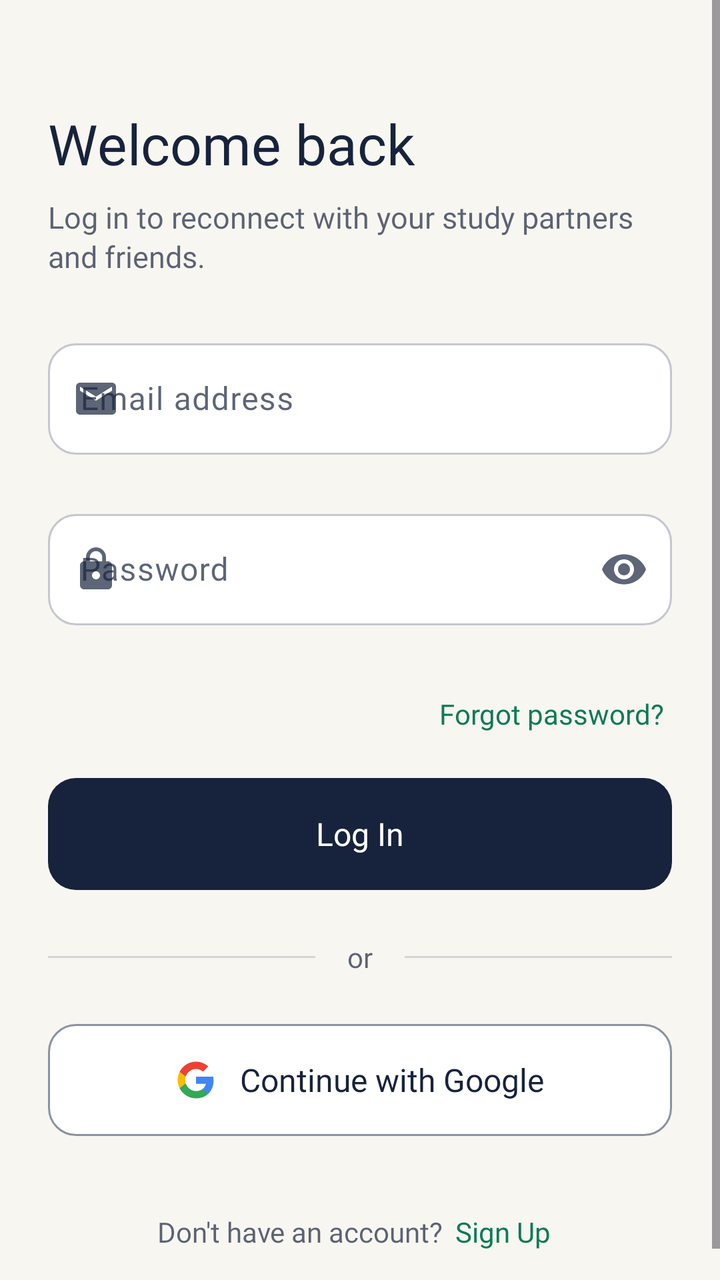
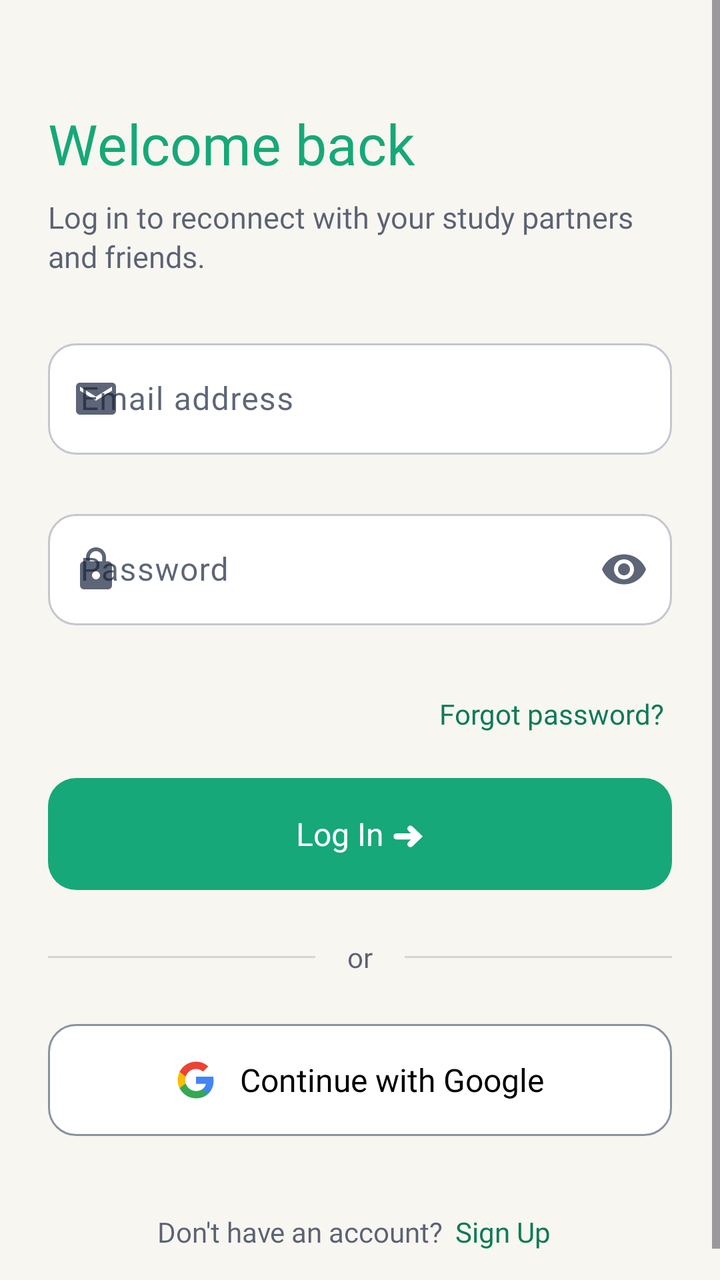

Two renders of the same Android screen: before a commit and after it. Below are the layout's source before the change and the commit's diff.
<!-- AndroidManifest.xml: application theme Theme.Nestrivoapp -->
<!-- res/layout/fragment_login.xml -->
<?xml version="1.0" encoding="utf-8"?>
<ScrollView xmlns:android="http://schemas.android.com/apk/res/android"
    xmlns:app="http://schemas.android.com/apk/res-auto"
    xmlns:tools="http://schemas.android.com/tools"
    android:id="@+id/loginRoot"
    android:layout_width="match_parent"
    android:layout_height="match_parent"
    android:background="@color/nestrivo_background"
    android:clipToPadding="false"
    android:fillViewport="true"
    android:overScrollMode="never"
    tools:context=".LoginFragment">

    <LinearLayout
        android:layout_width="match_parent"
        android:layout_height="match_parent"
        android:orientation="vertical"
        android:paddingStart="@dimen/auth_content_margin"
        android:paddingTop="@dimen/auth_content_top"
        android:paddingEnd="@dimen/auth_content_margin"
        android:paddingBottom="16dp">



        <TextView
            android:id="@+id/tvTitle"
            android:layout_width="match_parent"
            android:layout_height="wrap_content"
            android:layout_marginTop="8dp"
            android:fontFamily="@font/poppins_bold"
            android:text="@string/login_title"
            android:textColor="@color/nestrivo_navy"
            android:textSize="28sp" />

        <TextView
            android:id="@+id/tvSubtitle"
            android:layout_width="match_parent"
            android:layout_height="wrap_content"
            android:layout_marginTop="8dp"
            android:fontFamily="@font/poppins_regular"
            android:lineSpacingExtra="2dp"
            android:text="@string/login_subtitle"
            android:textColor="@color/nestrivo_navy_70"
            android:textSize="15sp" />

        <com.google.android.material.textfield.TextInputLayout
            android:id="@+id/tilEmail"
            style="@style/Widget.Nestrivo.TextInputLayout"
            android:layout_width="match_parent"
            android:layout_height="wrap_content"
            android:layout_marginTop="28dp"
            android:hint="@string/auth_email_hint"
            app:errorEnabled="true"
            app:startIconDrawable="@drawable/ic_mail">

            <com.google.android.material.textfield.TextInputEditText
                android:id="@+id/etEmail"
                android:layout_width="match_parent"
                android:layout_height="wrap_content"
                android:autofillHints="emailAddress"
                android:fontFamily="@font/poppins_regular"
                android:imeOptions="actionNext"
                android:inputType="textEmailAddress"
                android:maxLines="1"
                android:textColor="@color/nestrivo_navy"
                android:textSize="16sp" />
        </com.google.android.material.textfield.TextInputLayout>

        <com.google.android.material.textfield.TextInputLayout
            android:id="@+id/tilPassword"
            style="@style/Widget.Nestrivo.TextInputLayout"
            android:layout_width="match_parent"
            android:layout_height="wrap_content"
            android:layout_marginTop="4dp"
            android:hint="@string/auth_password_hint"
            app:endIconMode="password_toggle"
            app:errorEnabled="true"
            app:startIconDrawable="@drawable/ic_lock">

            <com.google.android.material.textfield.TextInputEditText
                android:id="@+id/etPassword"
                android:layout_width="match_parent"
                android:layout_height="wrap_content"
                android:autofillHints="password"
                android:fontFamily="@font/poppins_regular"
                android:imeOptions="actionDone"
                android:inputType="textPassword"
                android:maxLines="1"
                android:textColor="@color/nestrivo_navy"
                android:textSize="16sp" />
        </com.google.android.material.textfield.TextInputLayout>

        <TextView
            android:id="@+id/tvForgotPassword"
            android:layout_width="wrap_content"
            android:layout_height="wrap_content"
            android:layout_gravity="end"
            android:background="?attr/selectableItemBackground"
            android:clickable="true"
            android:focusable="true"
            android:fontFamily="@font/poppins_medium"
            android:gravity="center_vertical"
            android:minWidth="48dp"
            android:minHeight="48dp"
            android:paddingStart="4dp"
            android:paddingEnd="4dp"
            android:text="@string/auth_forgot_password"
            android:textColor="@color/nestrivo_emerald_dark"
            android:textSize="14sp" />

        <com.google.android.material.button.MaterialButton
            android:id="@+id/btnLogin"
            style="@style/Widget.Nestrivo.Button.Primary"
            android:layout_width="match_parent"
            android:layout_height="@dimen/auth_button_height"
            android:layout_marginTop="8dp"
            android:text="@string/auth_log_in" />

        <LinearLayout
            android:layout_width="match_parent"
            android:layout_height="wrap_content"
            android:layout_marginTop="24dp"
            android:gravity="center_vertical"
            android:orientation="horizontal">

            <View
                android:layout_width="0dp"
                android:layout_height="1dp"
                android:layout_weight="1"
                android:background="@color/nestrivo_divider" />

            <TextView
                android:layout_width="wrap_content"
                android:layout_height="wrap_content"
                android:fontFamily="@font/poppins_regular"
                android:paddingStart="16dp"
                android:paddingEnd="16dp"
                android:text="@string/auth_or"
                android:textColor="@color/nestrivo_navy_70"
                android:textSize="14sp" />

            <View
                android:layout_width="0dp"
                android:layout_height="1dp"
                android:layout_weight="1"
                android:background="@color/nestrivo_divider" />
        </LinearLayout>

        <com.google.android.material.button.MaterialButton
            android:id="@+id/btnGoogle"
            style="@style/Widget.Nestrivo.Button.Outlined"
            android:layout_width="match_parent"
            android:layout_height="@dimen/auth_button_height"
            android:layout_marginTop="24dp"
            android:text="@string/auth_continue_google"
            app:icon="@drawable/ic_google"
            app:iconGravity="textStart"
            app:iconPadding="12dp"
            app:iconSize="20dp"
            app:iconTint="@null" />

        <Space
            android:layout_width="match_parent"
            android:layout_height="0dp"
            android:layout_weight="1" />

        <LinearLayout
            android:layout_width="wrap_content"
            android:layout_height="wrap_content"
            android:layout_gravity="center_horizontal"
            android:layout_marginTop="24dp"
            android:gravity="center_vertical"
            android:orientation="horizontal">

            <TextView
                android:layout_width="wrap_content"
                android:layout_height="wrap_content"
                android:fontFamily="@font/poppins_regular"
                android:text="@string/auth_no_account"
                android:textColor="@color/nestrivo_navy_70"
                android:textSize="14sp" />

            <TextView
                android:id="@+id/tvSignUp"
                android:layout_width="wrap_content"
                android:layout_height="wrap_content"
                android:background="?attr/selectableItemBackground"
                android:clickable="true"
                android:focusable="true"
                android:fontFamily="@font/poppins_bold"
                android:gravity="center_vertical"
                android:minHeight="48dp"
                android:paddingStart="6dp"
                android:paddingEnd="6dp"
                android:text="@string/auth_sign_up"
                android:textColor="@color/nestrivo_emerald_dark"
                android:textSize="14sp" />
        </LinearLayout>

    </LinearLayout>
</ScrollView>
<!-- resources referenced by this layout -->
<resources>
  <color name="nestrivo_background">#f8f6f1</color>
  <color name="nestrivo_divider">#2917233C</color>
  <color name="nestrivo_emerald_dark">#FF0E7A58</color>
  <color name="nestrivo_navy">#FF17233C</color>
  <color name="nestrivo_navy_70">#B217233C</color>
  <dimen name="auth_button_height">56dp</dimen>
  <dimen name="auth_content_margin">24dp</dimen>
  <dimen name="auth_content_top">45dp</dimen>
  <!-- drawable ic_lock (drawable) -->
  <?xml version="1.0" encoding="utf-8"?>
  <vector xmlns:android="http://schemas.android.com/apk/res/android"
      android:width="24dp"
      android:height="24dp"
      android:viewportWidth="24"
      android:viewportHeight="24">
      <path
          android:fillColor="#FF000000"
          android:pathData="M18,8h-1V6c0,-2.76 -2.24,-5 -5,-5S7,3.24 7,6v2H6c-1.1,0 -2,0.9 -2,2v10c0,1.1 0.9,2 2,2h12c1.1,0 2,-0.9 2,-2V10c0,-1.1 -0.9,-2 -2,-2zM12,17c-1.1,0 -2,-0.9 -2,-2s0.9,-2 2,-2 2,0.9 2,2 -0.9,2 -2,2zM15.1,8H8.9V6c0,-1.71 1.39,-3.1 3.1,-3.1 1.71,0 3.1,1.39 3.1,3.1v2z" />
  </vector>
  <!-- drawable ic_mail (drawable) -->
  <?xml version="1.0" encoding="utf-8"?>
  <vector xmlns:android="http://schemas.android.com/apk/res/android"
      android:width="24dp"
      android:height="24dp"
      android:viewportWidth="24"
      android:viewportHeight="24">
      <path
          android:fillColor="#FF000000"
          android:pathData="M20,4H4C2.9,4 2,4.9 2,6v12c0,1.1 0.9,2 2,2h16c1.1,0 2,-0.9 2,-2V6C22,4.9 21.1,4 20,4zM20,8l-8,5 -8,-5V6l8,5 8,-5V8z" />
  </vector>
  <string name="auth_continue_google">Continue with Google</string>
  <string name="auth_email_hint">Email address</string>
  <string name="auth_forgot_password">Forgot password?</string>
  <string name="auth_log_in">Log In</string>
  <string name="auth_no_account">Don\'t have an account?</string>
  <string name="auth_or">or</string>
  <string name="auth_password_hint">Password</string>
  <string name="auth_sign_up">Sign Up</string>
  <string name="login_subtitle">Log in to reconnect with your study partners and friends.</string>
  <string name="login_title">Welcome back</string>
  <style name="Widget.Nestrivo.Button.Outlined" parent="Widget.Material3.Button.OutlinedButton">
          <item name="android:minHeight">@dimen/auth_button_height</item>
          <item name="android:insetTop">0dp</item>
          <item name="android:insetBottom">0dp</item>
          <item name="android:fontFamily">@font/poppins_medium</item>
          <item name="android:textSize">16sp</item>
          <item name="android:textColor">@color/nestrivo_navy</item>
          <item name="android:letterSpacing">0</item>
          <item name="backgroundTint">@color/white</item>
          <item name="cornerRadius">@dimen/auth_button_corner</item>
          <item name="strokeColor">@color/nestrivo_stroke</item>
          <item name="strokeWidth">1dp</item>
          <item name="rippleColor">@color/nestrivo_navy_25</item>
      </style>
  <style name="Theme.Nestrivoapp" parent="Base.Theme.Nestrivoapp" />
  <color name="white">#FFFFFFFF</color>
  <dimen name="auth_button_corner">14dp</dimen>
  <color name="nestrivo_stroke">#FF8A92A0</color>
  <color name="nestrivo_navy_25">#4017233C</color>
  <color name="nestrivo_emerald">#FF16A878</color>
  <dimen name="auth_field_corner">14dp</dimen>
  <color name="nestrivo_error">#FFC9372C</color>
  <style name="TextAppearance.Nestrivo.Error" parent="TextAppearance.Material3.BodySmall">
          <item name="android:fontFamily">@font/poppins_regular</item>
          <item name="android:textSize">12sp</item>
          <item name="android:textColor">@color/nestrivo_error</item>
      </style>
  <style name="Base.Theme.Nestrivoapp" parent="Theme.Material3.DayNight.NoActionBar">
          
          
      </style>
  <!-- unchanged entries left out for length: 3 -->
</resources>

<!-- the commit's change to res/layout/fragment_login.xml (unified diff, before → after) -->
@@ -19,7 +19,6 @@
         android:paddingTop="@dimen/auth_content_top"
         android:paddingEnd="@dimen/auth_content_margin"
         android:paddingBottom="16dp">
-
 
 
         <TextView
@@ -159,10 +158,7 @@
             app:iconSize="20dp"
             app:iconTint="@null" />
 
-        <Space
-            android:layout_width="match_parent"
-            android:layout_height="0dp"
-            android:layout_weight="1" />
+
 
         <LinearLayout
             android:layout_width="wrap_content"
<!-- resource entries referenced after the edit -->
@@ -3,7 +3,7 @@
   <color name="nestrivo_background">#f8f6f1</color>
   <color name="nestrivo_divider">#2917233C</color>
   <color name="nestrivo_emerald_dark">#FF0E7A58</color>
-  <color name="nestrivo_navy">#FF17233C</color>
+  <color name="nestrivo_navy">#16a878</color>
   <color name="nestrivo_navy_70">#B217233C</color>
   <dimen name="auth_button_height">56dp</dimen>
   <dimen name="auth_content_margin">24dp</dimen>
@@ -33,7 +33,7 @@
   <string name="auth_continue_google">Continue with Google</string>
   <string name="auth_email_hint">Email address</string>
   <string name="auth_forgot_password">Forgot password?</string>
-  <string name="auth_log_in">Log In</string>
+  <string name="auth_log_in">Log In  ➜</string>
   <string name="auth_no_account">Don\'t have an account?</string>
   <string name="auth_or">or</string>
   <string name="auth_password_hint">Password</string>
@@ -46,7 +46,7 @@
           <item name="android:insetBottom">0dp</item>
           <item name="android:fontFamily">@font/poppins_medium</item>
           <item name="android:textSize">16sp</item>
-          <item name="android:textColor">@color/nestrivo_navy</item>
+          <item name="android:textColor">@color/black</item>
           <item name="android:letterSpacing">0</item>
           <item name="backgroundTint">@color/white</item>
           <item name="cornerRadius">@dimen/auth_button_corner</item>
@@ -55,6 +55,7 @@
           <item name="rippleColor">@color/nestrivo_navy_25</item>
       </style>
   <style name="Theme.Nestrivoapp" parent="Base.Theme.Nestrivoapp" />
+  <color name="black">#FF000000</color>
   <color name="white">#FFFFFFFF</color>
   <dimen name="auth_button_corner">14dp</dimen>
   <color name="nestrivo_stroke">#FF8A92A0</color>
